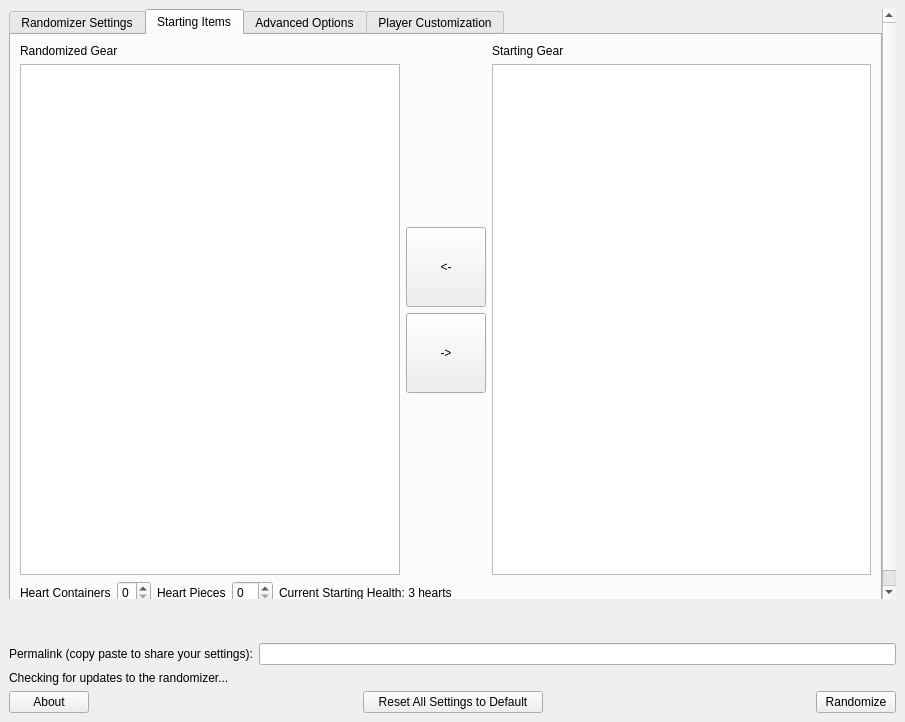
Old version of the form wwr_ui/randomizer_window.ui in the repository Aelire/wwrando.
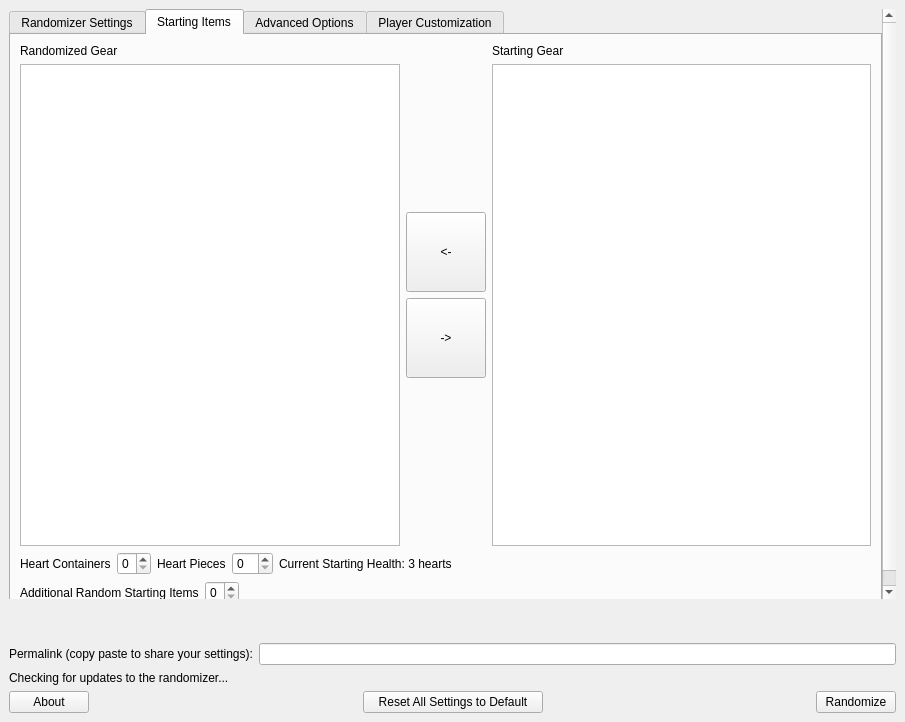
New version of the form. The open tabs and pages were chosen to show the change. Custom widgets are drawn as their Qt base class.

Commit message:
Add starting items randomizer
This randomizer allows adding up to 3 random progression items to the
starting gear of the seed, changing the locations that are accessible
from the start of the game

What changed in the file:
```diff
--- a/wwr_ui/randomizer_window.ui
+++ b/wwr_ui/randomizer_window.ui
@@ -877,6 +877,46 @@
               </item>
              </layout>
             </item>
+            <item>
+             <layout class="QHBoxLayout" name="horizontalLayout_random_starting_items">
+              <item>
+               <widget class="QLabel" name="label_for_num_random_starting_items">
+                <property name="text">
+                 <string>Additional Random Starting Items</string>
+                </property>
+               </widget>
+              </item>
+              <item>
+               <widget class="QSpinBox" name="num_random_starting_items">
+                <property name="layoutDirection">
+                 <enum>Qt::LeftToRight</enum>
+                </property>
+                <property name="maximum">
+                 <number>3</number>
+                </property>
+                <property name="value">
+                 <number>0</number>
+                </property>
+                <property name="displayIntegerBase">
+                 <number>10</number>
+                </property>
+               </widget>
+              </item>
+              <item>
+               <spacer name="horizontalSpacer_random_starting_item">
+                <property name="orientation">
+                 <enum>Qt::Horizontal</enum>
+                </property>
+                <property name="sizeHint" stdset="0">
+                 <size>
+                  <width>40</width>
+                  <height>20</height>
+                 </size>
+                </property>
+               </spacer>
+              </item>
+             </layout>
+            </item>
            </layout>
           </widget>
           <widget class="QWidget" name="tab_advanced">
```
The commit also changes 5 other files.
